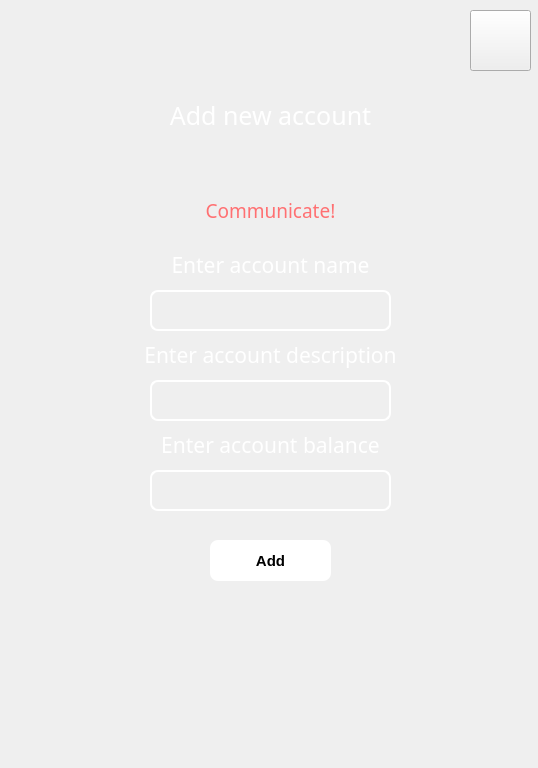
Qt form ui/AddAccountPage.ui (vburmus/budget-calculator) before a commit.
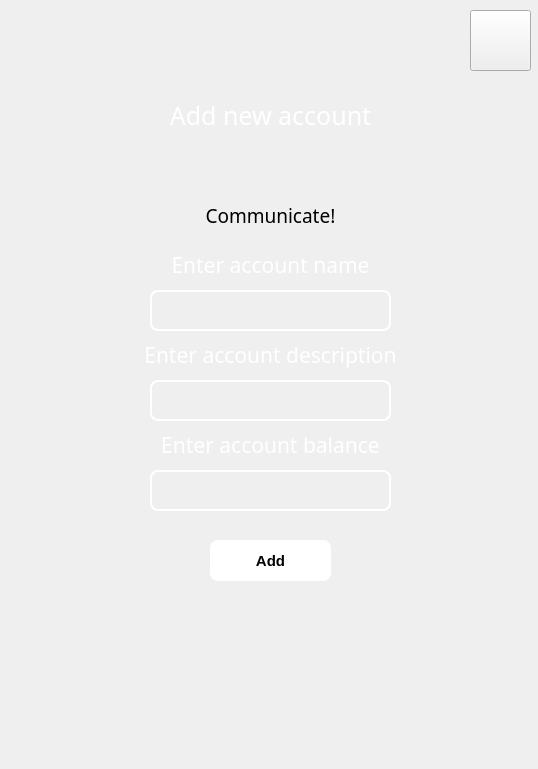
The same form after that commit. Icons and pictures are not drawn.

Commit message: feat(budget_calculator) connected add account logic function to the ui

What changed in the file:
```diff
--- a/ui/AddAccountPage.ui
+++ b/ui/AddAccountPage.ui
@@ -7,7 +7,7 @@
     <x>0</x>
     <y>0</y>
     <width>538</width>
-    <height>768</height>
+    <height>769</height>
    </rect>
   </property>
   <property name="windowTitle">
@@ -218,7 +218,7 @@
      <x>140</x>
      <y>200</y>
      <width>261</width>
-     <height>21</height>
+     <height>31</height>
     </rect>
    </property>
    <property name="font">
@@ -228,7 +228,7 @@
     </font>
    </property>
    <property name="styleSheet">
-    <string notr="true">color: rgb(255, 112, 114);</string>
+    <string notr="true"/>
    </property>
    <property name="text">
     <string>Communicate!</string>
```
The commit also changes 2 other files.
